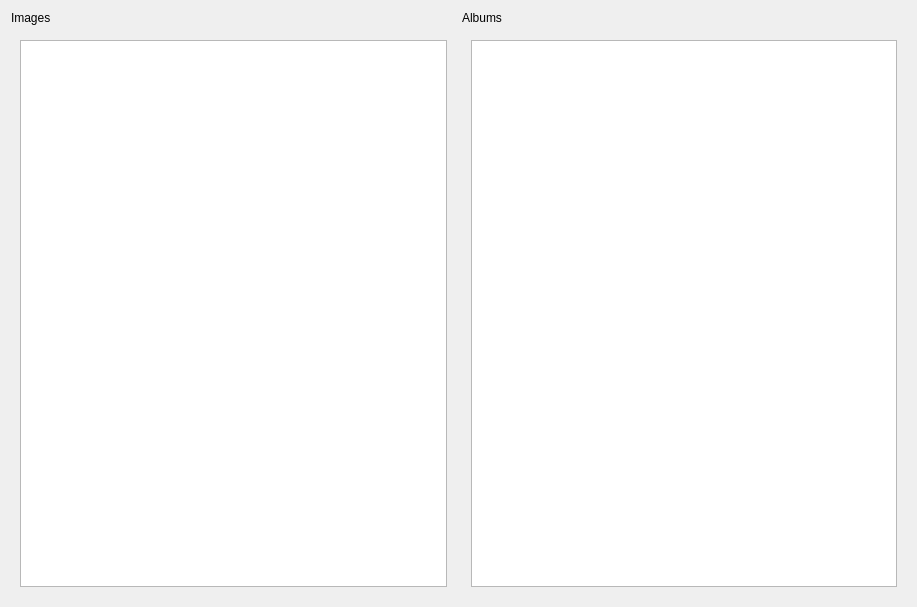
Qt form explorer.ui (GLTron3000/IHM_Photos) before a commit.
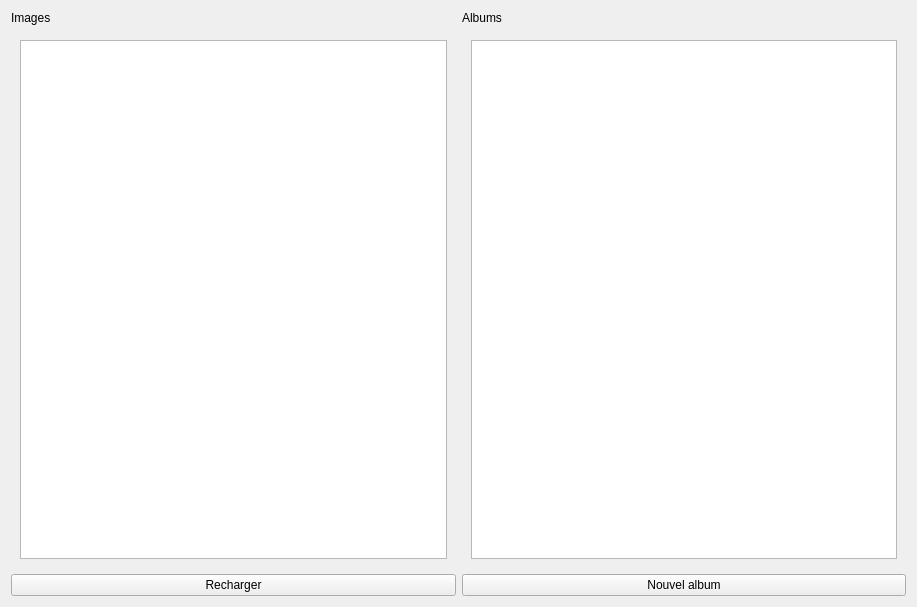
The same form after that commit.

Commit message: Albums begin

```diff
--- a/explorer.ui
+++ b/explorer.ui
@@ -13,7 +13,7 @@
   <property name="windowTitle">
    <string>Form</string>
   </property>
-  <layout class="QVBoxLayout" name="verticalLayout_3">
+  <layout class="QHBoxLayout" name="horizontalLayout_4">
    <item>
     <layout class="QHBoxLayout" name="horizontalLayout">
      <item>
@@ -39,7 +39,7 @@
             <x>0</x>
             <y>0</y>
             <width>444</width>
-            <height>562</height>
+            <height>531</height>
            </rect>
           </property>
           <layout class="QHBoxLayout" name="horizontalLayout_2">
@@ -120,6 +120,13 @@
          </widget>
         </widget>
        </item>
+       <item>
+        <widget class="QPushButton" name="refreshButton">
+         <property name="text">
+          <string>Recharger</string>
+         </property>
+        </widget>
+       </item>
       </layout>
      </item>
      <item>
@@ -145,7 +152,7 @@
             <x>0</x>
             <y>0</y>
             <width>443</width>
-            <height>562</height>
+            <height>531</height>
            </rect>
           </property>
           <layout class="QHBoxLayout" name="horizontalLayout_3">
@@ -205,6 +212,13 @@
          </widget>
         </widget>
        </item>
+       <item>
+        <widget class="QPushButton" name="albumAddButton">
+         <property name="text">
+          <string>Nouvel album</string>
+         </property>
+        </widget>
+       </item>
       </layout>
      </item>
     </layout>
```
The commit also changes 3 other files.
